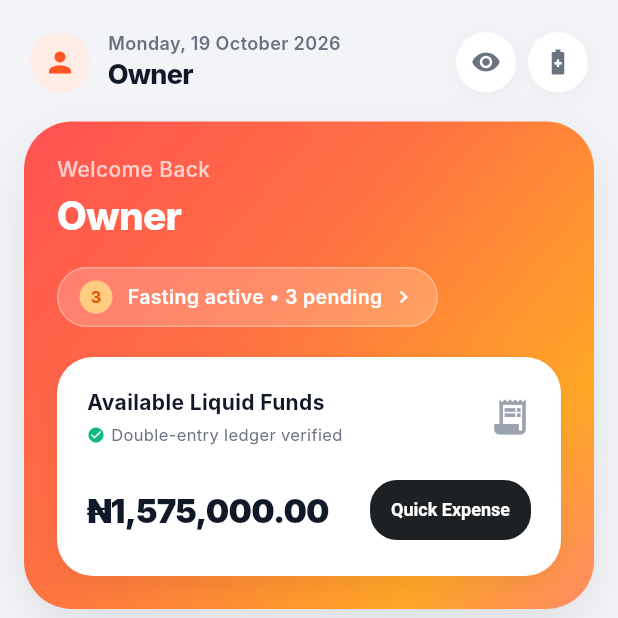
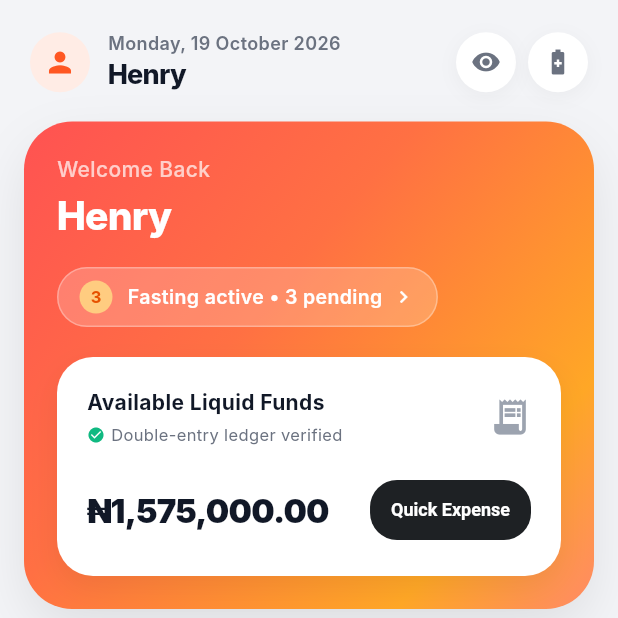
Before and after one commit to HENOVATE-Tech/Personal-App, a Flutter app: the screen it shows after launch, on a phone screen of 412 x 824 dp, the top half of it. Run offline on Flutter 3.47's test engine with Material 3 defaults, Android fonts, the phone set to English and light mode, and no system bars; missing offline and left inert: postgres; network calls fail; Roboto replaces fonts that are missing (Inter).

Commit message:
feat(profile): personalize user profile to Henry / Henry Solomon Adeleke

```diff
--- a/lib/core/database/local_database.dart
+++ b/lib/core/database/local_database.dart
@@ -11,8 +11,11 @@ class LocalDatabase {
 
   final _uuid = const Uuid();
 
-  // Storage In-Memory Cache (backed by persistent JSON/SQLite sync)
-  UserProfile _userProfile = const UserProfile(id: 'owner-default');
+  UserProfile _userProfile = const UserProfile(
+    id: 'henry-profile',
+    displayName: 'Henry',
+    fullName: 'Henry Solomon Adeleke',
+  );
   final List<Workspace> _workspaces = [];
   final List<Task> _tasks = [];
   final List<TaskChecklistItem> _taskChecklistItems = [];
--- a/lib/core/database/schema_models.dart
+++ b/lib/core/database/schema_models.dart
@@ -1,6 +1,7 @@
 class UserProfile {
   final String id;
   final String displayName;
+  final String fullName;
   final String locale;
   final String timezone;
   final String currency;
@@ -16,7 +17,8 @@ class UserProfile {
 
   const UserProfile({
     required this.id,
-    this.displayName = 'Owner',
+    this.displayName = 'Henry',
+    this.fullName = 'Henry Solomon Adeleke',
     this.locale = 'en_NG',
     this.timezone = 'Africa/Lagos',
     this.currency = 'NGN',
@@ -33,6 +35,7 @@ class UserProfile {
 
   UserProfile copyWith({
     String? displayName,
+    String? fullName,
     String? locale,
     String? timezone,
     String? currency,
@@ -49,6 +52,7 @@ class UserProfile {
     return UserProfile(
       id: id,
       displayName: displayName ?? this.displayName,
+      fullName: fullName ?? this.fullName,
       locale: locale ?? this.locale,
       timezone: timezone ?? this.timezone,
       currency: currency ?? this.currency,
--- a/lib/features/settings/screens/settings_screen.dart
+++ b/lib/features/settings/screens/settings_screen.dart
@@ -124,7 +124,7 @@ class SettingsScreen extends StatelessWidget {
                                   crossAxisAlignment: CrossAxisAlignment.start,
                                   children: [
                                     Text(
-                                      profile.displayName,
+                                      profile.fullName,
                                       style: const TextStyle(
                                         fontWeight: FontWeight.w800,
                                         fontSize: 17,
@@ -133,7 +133,7 @@ class SettingsScreen extends StatelessWidget {
                                     ),
                                     const SizedBox(height: 3),
                                     Text(
-                                      '${profile.timezone} • Currency ${profile.currency}',
+                                      'Preferred: ${profile.displayName} • ${profile.timezone} • ${profile.currency}',
                                       style: TextStyle(fontSize: 12, color: Colors.grey.shade600),
                                     ),
                                   ],
```
